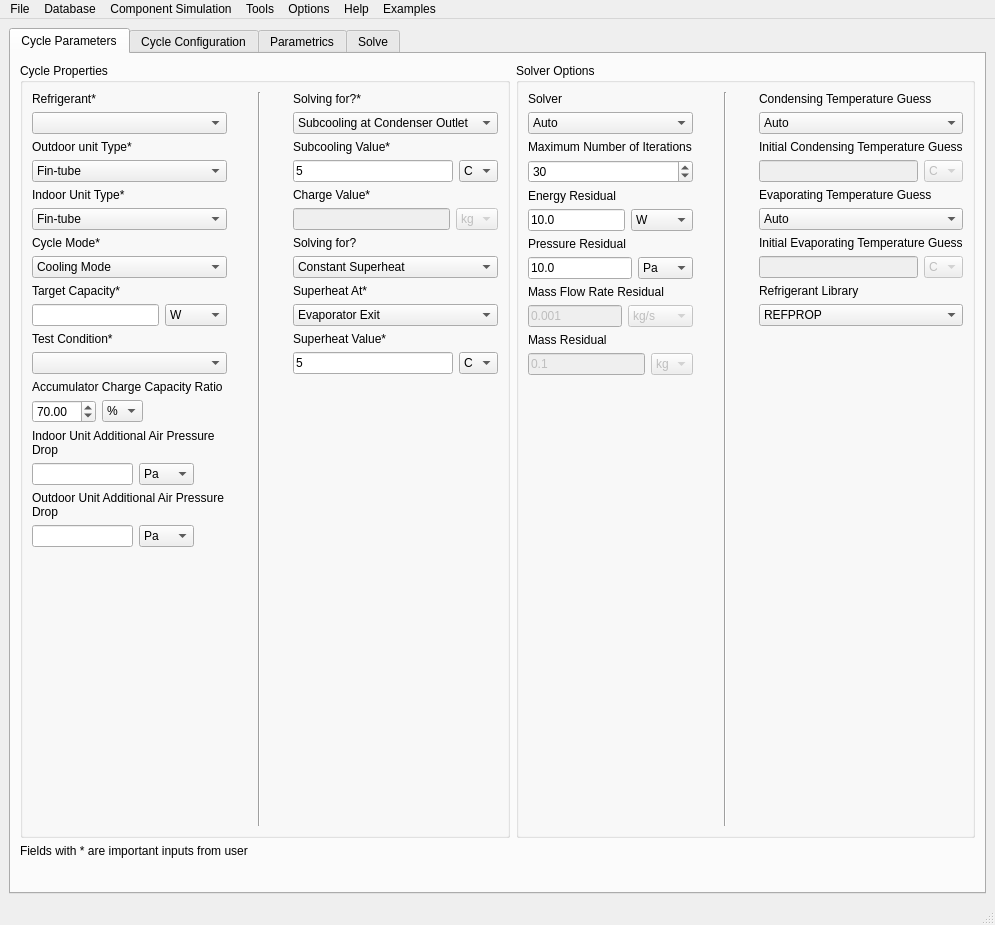
Qt form ui_files/MainWindow.ui (OmarZaki96/EGSim) before a commit.
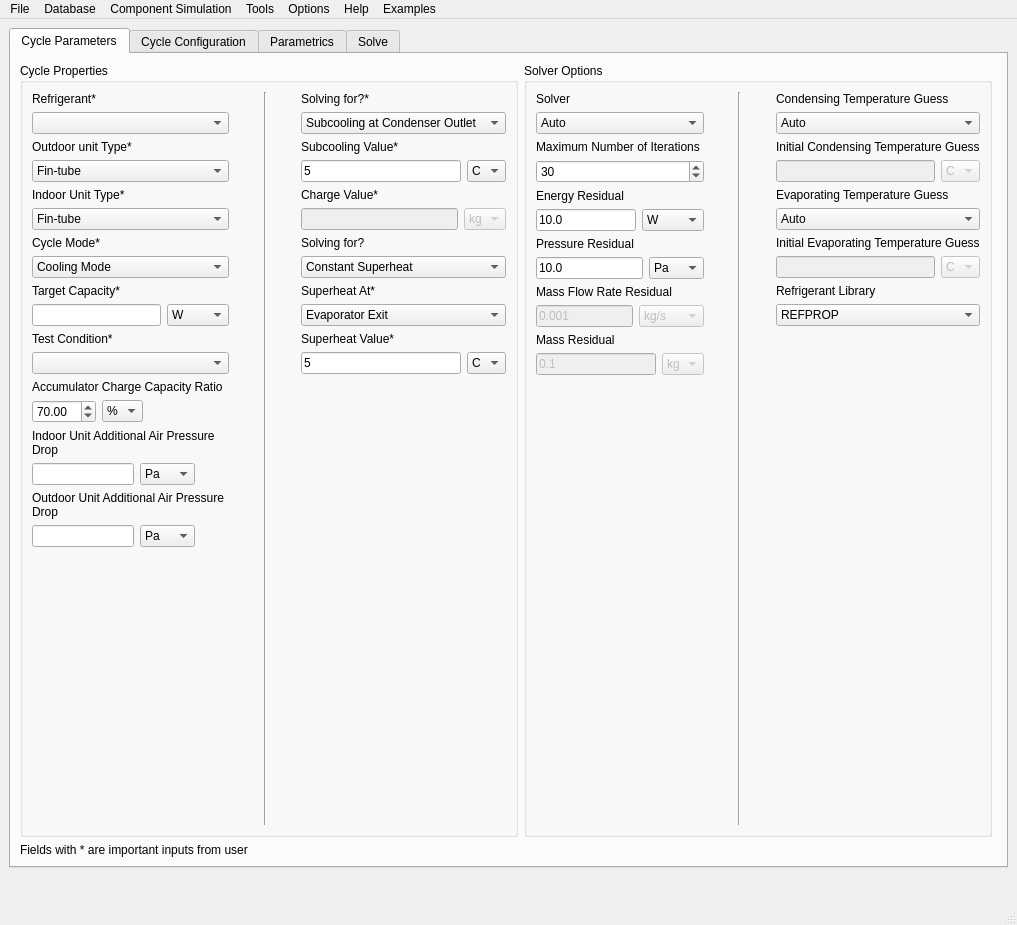
The same form after that commit.

Diff of the .ui file:
```diff
--- a/ui_files/MainWindow.ui
+++ b/ui_files/MainWindow.ui
@@ -9,7 +9,7 @@
    <rect>
     <x>0</x>
     <y>0</y>
-    <width>995</width>
+    <width>1017</width>
     <height>925</height>
    </rect>
   </property>
@@ -17,7 +17,7 @@
    <string>EGSim</string>
   </property>
   <widget class="QWidget" name="centralwidget">
-   <layout class="QHBoxLayout" name="horizontalLayout_4">
+   <layout class="QVBoxLayout" name="verticalLayout_53">
     <item>
      <widget class="QTabWidget" name="tabWidget">
       <property name="currentIndex">
@@ -2916,6 +2916,43 @@
       </widget>
      </widget>
     </item>
+    <item>
+     <layout class="QHBoxLayout" name="horizontalLayout_4">
+      <item>
+       <spacer name="horizontalSpacer_43">
+        <property name="orientation">
+         <enum>Qt::Horizontal</enum>
+        </property>
+        <property name="sizeHint" stdset="0">
+         <size>
+          <width>40</width>
+          <height>20</height>
+         </size>
+        </property>
+       </spacer>
+      </item>
+      <item>
+       <widget class="QLabel" name="UNIDO_logo_label">
+        <property name="text">
+         <string/>
+        </property>
+       </widget>
+      </item>
+      <item>
+       <spacer name="horizontalSpacer_44">
+        <property name="orientation">
+         <enum>Qt::Horizontal</enum>
+        </property>
+        <property name="sizeHint" stdset="0">
+         <size>
+          <width>40</width>
+          <height>20</height>
+         </size>
+        </property>
+       </spacer>
+      </item>
+     </layout>
+    </item>
    </layout>
   </widget>
   <widget class="QMenuBar" name="menubar">
@@ -2923,7 +2960,7 @@
     <rect>
      <x>0</x>
      <y>0</y>
-     <width>995</width>
+     <width>1017</width>
      <height>26</height>
     </rect>
    </property>
```
Left out of the diff: 2 changed lines with no effect on the pictures.
